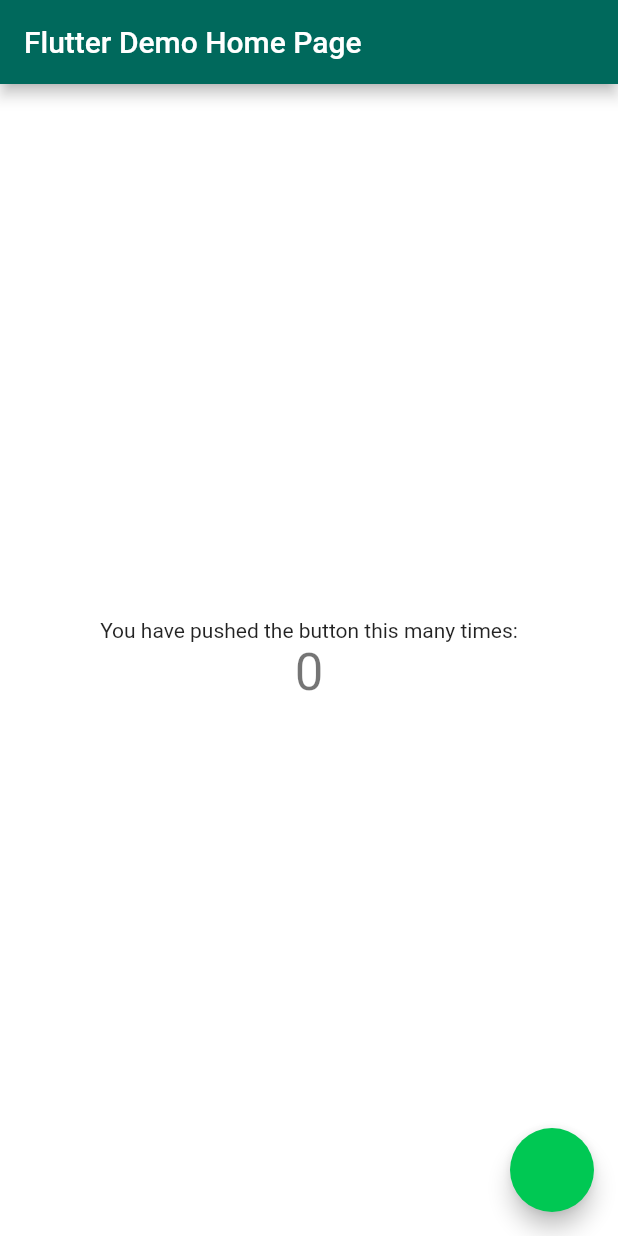
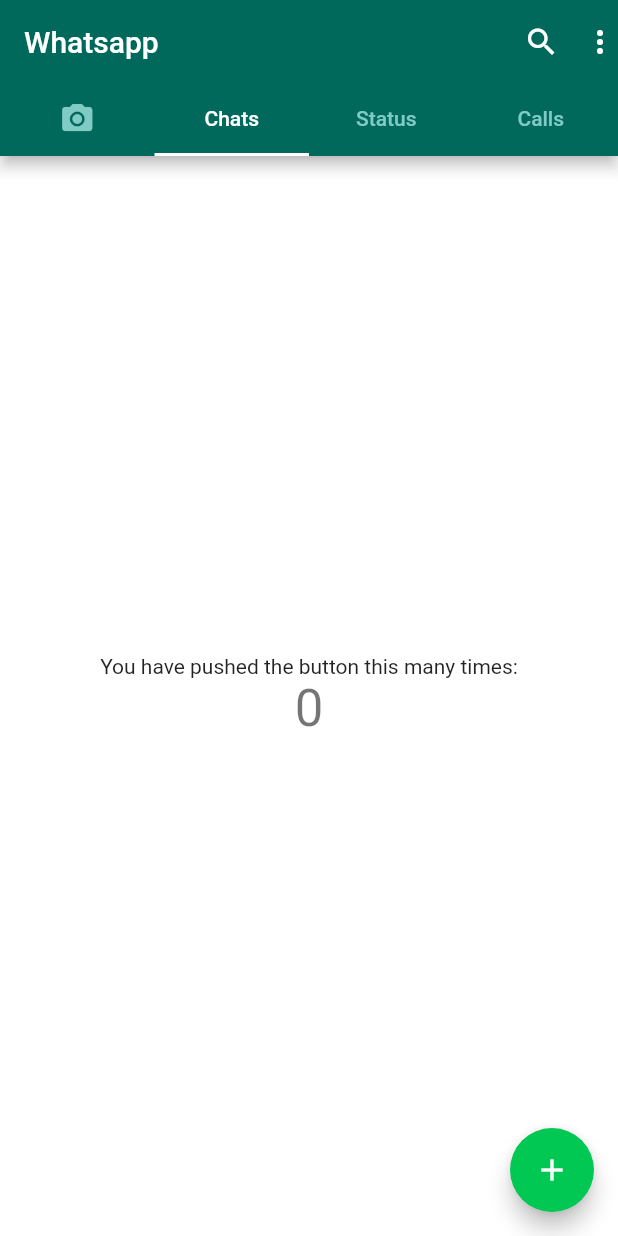
Before and after one commit to timilehinjegede/whatsapp-clone, a Flutter app: the screen it shows after launch, on a phone screen of 412 x 824 dp. Run offline on Flutter 3.47's test engine with Material 2 defaults, Android fonts, the phone set to English and light mode, and no system bars.

Commit message:
Made little adjustments to the themes

```diff
--- a/lib/main.dart
+++ b/lib/main.dart
@@ -1,5 +1,6 @@
 import 'package:flutter/material.dart';
 import 'package:whatsapp_clone/theme/theme.dart';
+import 'package:whatsapp_clone/utils/margin.dart';
 
 void main() {
   runApp(MyApp());
@@ -12,7 +13,7 @@ class MyApp extends StatelessWidget {
     return MaterialApp(
       title: 'Flutter Demo',
       theme: lightThemeData(),
-      home: MyHomePage(title: 'Flutter Demo Home Page'),
+      home: MyHomePage(title: 'Whatsapp'),
     );
   }
 }
@@ -35,8 +36,17 @@ class MyHomePage extends StatefulWidget {
   _MyHomePageState createState() => _MyHomePageState();
 }
 
-class _MyHomePageState extends State<MyHomePage> {
+class _MyHomePageState extends State<MyHomePage>
+    with SingleTickerProviderStateMixin {
+  TabController _tabController;
   int _counter = 0;
+
+  @override
+  void initState() {
+    // TODO: implement initState
+    super.initState();
+    _tabController = TabController(vsync: this, length: 4, initialIndex: 1);
+  }
 
   void _incrementCounter() {
     setState(() {
@@ -62,8 +72,34 @@ class _MyHomePageState extends State<MyHomePage> {
         // Here we take the value from the MyHomePage object that was created by
         // the App.build method, and use it to set our appbar title.
         title: Text(widget.title),
+        centerTitle: false,
+        actions: <Widget>[
+          Icon(Icons.search),
+          XMargin(15),
+          Icon(Icons.more_vert),
+        ],
+        bottom: TabBar(
+          controller: _tabController,
+          tabs: <Widget>[
+            Tab(
+              icon: Icon(Icons.camera_alt),
             ),
-      body: Center(
+            Tab(
+              text: 'Chats',
+            ),
+            Tab(
+              text: 'Status',
+            ),
+            Tab(
+              text: 'Calls',
+            ),
+          ],
+        ),
+      ),
+      body: TabBarView(
+        controller: _tabController,
+        children: <Widget>[
+          Center(
             // Center is a layout widget. It takes a single child and positions it
             // in the middle of the parent.
             child: Column(
@@ -93,6 +129,98 @@ class _MyHomePageState extends State<MyHomePage> {
               ],
             ),
           ),
+          Center(
+            // Center is a layout widget. It takes a single child and positions it
+            // in the middle of the parent.
+            child: Column(
+              // Column is also a layout widget. It takes a list of children and
+              // arranges them vertically. By default, it sizes itself to fit its
+              // children horizontally, and tries to be as tall as its parent.
+              //
+              // Invoke "debug painting" (press "p" in the console, choose the
+              // "Toggle Debug Paint" action from the Flutter Inspector in Android
+              // Studio, or the "Toggle Debug Paint" command in Visual Studio Code)
+              // to see the wireframe for each widget.
+              //
+              // Column has various properties to control how it sizes itself and
+              // how it positions its children. Here we use mainAxisAlignment to
+              // center the children vertically; the main axis here is the vertical
+              // axis because Columns are vertical (the cross axis would be
+              // horizontal).
+              mainAxisAlignment: MainAxisAlignment.center,
+              children: <Widget>[
+                Text(
+                  'You have pushed the button this many times:',
+                ),
+                Text(
+                  '$_counter',
+                  style: Theme.of(context).textTheme.headline4,
+                ),
+              ],
+            ),
+          ),
+          Center(
+            // Center is a layout widget. It takes a single child and positions it
+            // in the middle of the parent.
+            child: Column(
+              // Column is also a layout widget. It takes a list of children and
+              // arranges them vertically. By default, it sizes itself to fit its
+              // children horizontally, and tries to be as tall as its parent.
+              //
+              // Invoke "debug painting" (press "p" in the console, choose the
+              // "Toggle Debug Paint" action from the Flutter Inspector in Android
+              // Studio, or the "Toggle Debug Paint" command in Visual Studio Code)
+              // to see the wireframe for each widget.
+              //
+              // Column has various properties to control how it sizes itself and
+              // how it positions its children. Here we use mainAxisAlignment to
+              // center the children vertically; the main axis here is the vertical
+              // axis because Columns are vertical (the cross axis would be
+              // horizontal).
+              mainAxisAlignment: MainAxisAlignment.center,
+              children: <Widget>[
+                Text(
+                  'You have pushed the button this many times:',
+                ),
+                Text(
+                  '$_counter',
+                  style: Theme.of(context).textTheme.headline4,
+                ),
+              ],
+            ),
+          ),
+          Center(
+            // Center is a layout widget. It takes a single child and positions it
+            // in the middle of the parent.
+            child: Column(
+              // Column is also a layout widget. It takes a list of children and
+              // arranges them vertically. By default, it sizes itself to fit its
+              // children horizontally, and tries to be as tall as its parent.
+              //
+              // Invoke "debug painting" (press "p" in the console, choose the
+              // "Toggle Debug Paint" action from the Flutter Inspector in Android
+              // Studio, or the "Toggle Debug Paint" command in Visual Studio Code)
+              // to see the wireframe for each widget.
+              //
+              // Column has various properties to control how it sizes itself and
+              // how it positions its children. Here we use mainAxisAlignment to
+              // center the children vertically; the main axis here is the vertical
+              // axis because Columns are vertical (the cross axis would be
+              // horizontal).
+              mainAxisAlignment: MainAxisAlignment.center,
+              children: <Widget>[
+                Text(
+                  'You have pushed the button this many times:',
+                ),
+                Text(
+                  '$_counter',
+                  style: Theme.of(context).textTheme.headline4,
+                ),
+              ],
+            ),
+          ),
+        ],
+      ),
       floatingActionButton: FloatingActionButton(
         onPressed: _incrementCounter,
         tooltip: 'Increment',
--- a/lib/styles/colors.dart
+++ b/lib/styles/colors.dart
@@ -26,8 +26,12 @@ class AppColorsDark {
   static final bGColor = Colors.blueGrey[800];
   // taColor ==> teal accent color
   static final taColor = Colors.tealAccent[700];
+  // tColor ==> teal color
+  static final tColor = Colors.teal[400];
   // gdColor ==> grey darker color
   static final gdColor = Colors.grey[500];
   // gColor ==> grey color
   static final gColor = Colors.grey[400];
+  // color white
+  static final kWhite = Colors.white;
 }
```
Also changed, not shown: lib/theme/theme.dart (+30 -18 lines). Lines whose indentation alone changed are shown as unchanged.
